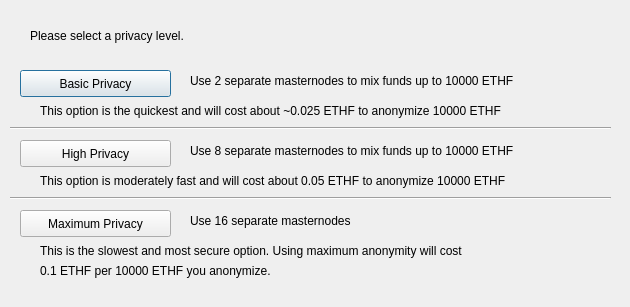
First picture: the form in src/qt/forms/obfuscationconfig.ui, repository ethereumfuture/ethf, before the edit.
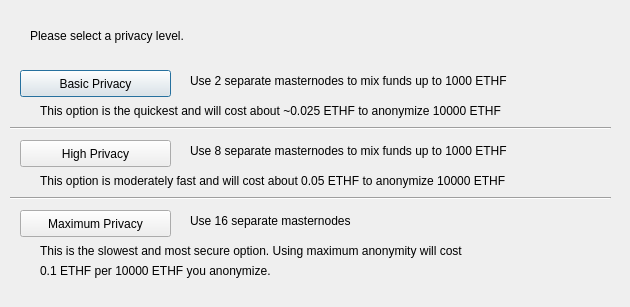
Second picture: the form after the edit.

```diff
--- a/src/qt/forms/obfuscationconfig.ui
+++ b/src/qt/forms/obfuscationconfig.ui
@@ -75,7 +75,7 @@
     </rect>
    </property>
    <property name="text">
-    <string>Use 2 separate masternodes to mix funds up to 10000 ETHF</string>
+    <string>Use 2 separate masternodes to mix funds up to 1000 ETHF</string>
    </property>
   </widget>
   <widget class="QLabel" name="label_3">
@@ -88,7 +88,7 @@
     </rect>
    </property>
    <property name="text">
-    <string>Use 8 separate masternodes to mix funds up to 10000 ETHF</string>
+    <string>Use 8 separate masternodes to mix funds up to 1000 ETHF</string>
    </property>
   </widget>
   <widget class="QLabel" name="label_4">
```
